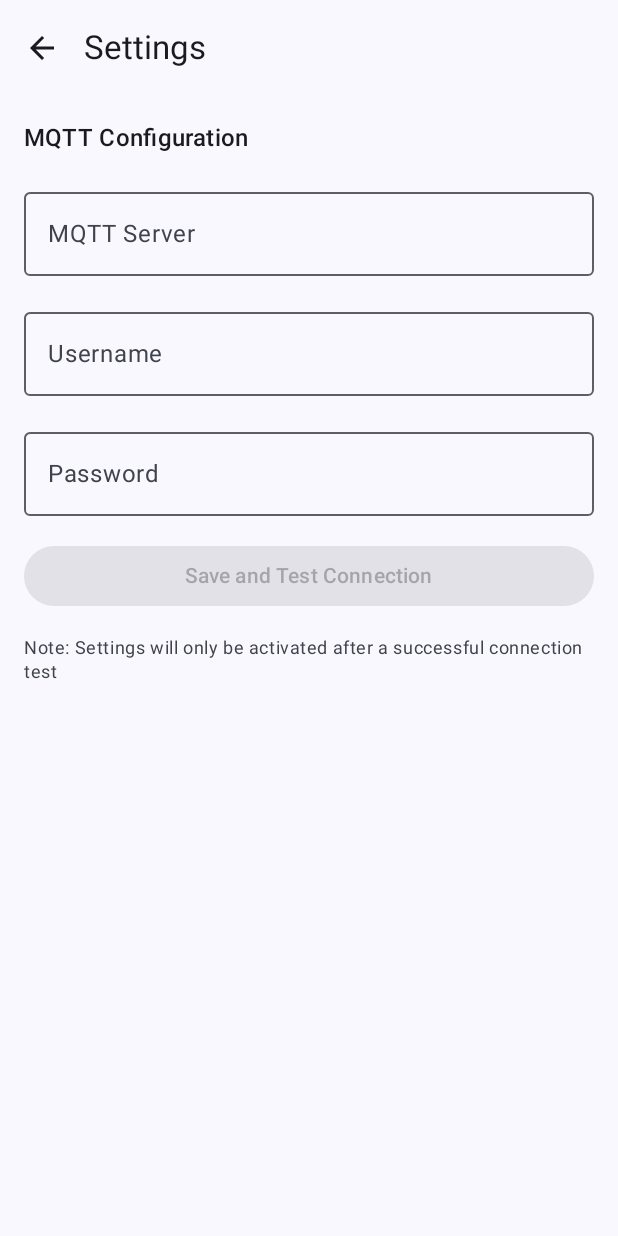
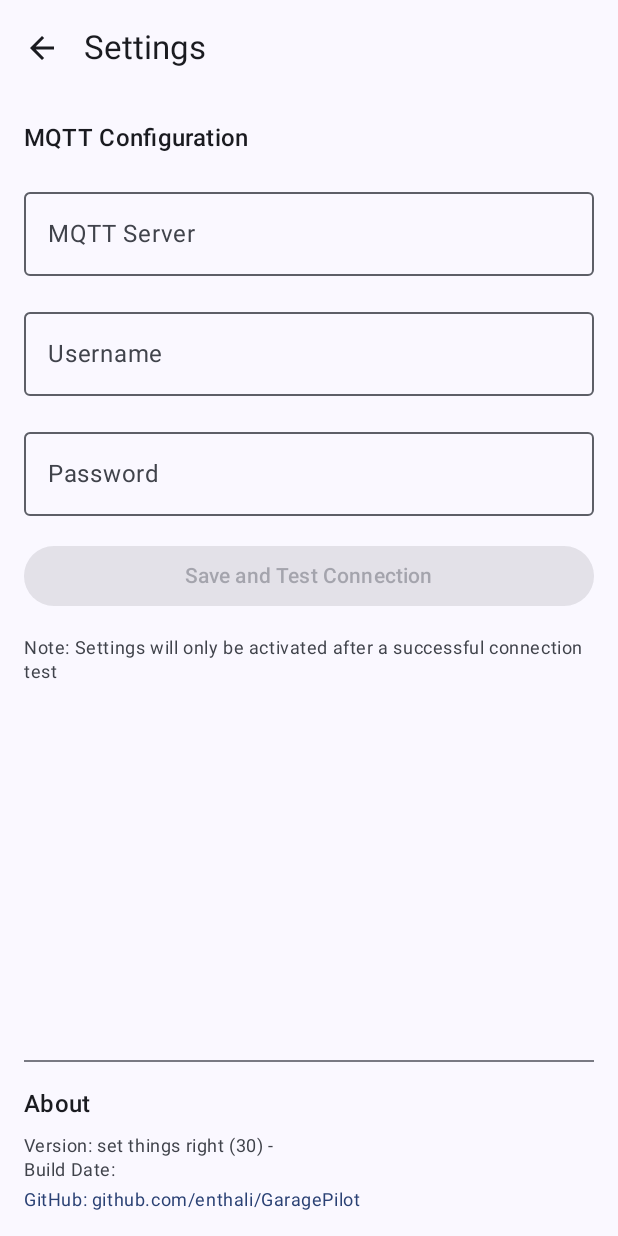
Before and after one commit to enthali/GContrl, an Android app built with Jetpack Compose: the @Preview function SettingsScreenPreview, on a phone screen of 412 x 824 dp. Run offline under Robolectric (Android 15) with nearby library versions, the phone set to English and light mode, and no system bars; libraries missing offline, so code that uses them is left out: com.hivemq.client.

Commit message:
Added version info section to settings screen
- Added BUILD_DATE field to build.gradle.kts
- Created VersionInfoSection composable with app version, build date, and GitHub link
- Added version info section at the bottom of settings screen
- Used Material Design 3 styling and proper spacing

```diff
--- a/app/src/main/java/de/drachenfels/gcontrl/ui/SettingsScreen.kt
+++ b/app/src/main/java/de/drachenfels/gcontrl/ui/SettingsScreen.kt
@@ -12,6 +12,7 @@ import androidx.compose.ui.platform.LocalContext
 import androidx.compose.ui.text.input.PasswordVisualTransformation
 import androidx.compose.ui.tooling.preview.Preview
 import androidx.compose.ui.unit.dp
+import de.drachenfels.gcontrl.BuildConfig
 import de.drachenfels.gcontrl.ui.theme.GContrlTheme
 import de.drachenfels.gcontrl.utils.LogConfig
 import de.drachenfels.gcontrl.utils.AndroidLogger
@@ -36,8 +37,6 @@ fun SettingsScreen(
     onNavigateBack: () -> Unit,
     modifier: Modifier = Modifier
 ) {
-
-
     val context = LocalContext.current
     val prefs = remember { context.getSharedPreferences(PREFS_NAME, Context.MODE_PRIVATE) }
 
@@ -104,6 +103,43 @@ fun SettingsScreen(
         onNavigateBack = onNavigateBack,
         modifier = modifier
     )
+}
+
+@Composable
+private fun VersionInfoSection() {
+    Column(
+        modifier = Modifier
+            .fillMaxWidth()
+            .padding(top = 32.dp)
+    ) {
+        Divider()
+        Spacer(modifier = Modifier.height(16.dp))
+
+        Text(
+            text = "About",
+            style = MaterialTheme.typography.titleMedium,
+            modifier = Modifier.padding(bottom = 8.dp)
+        )
+
+        Text(
+            text = "Version: ${BuildConfig.VERSION_NAME} (${BuildConfig.VERSION_CODE}) - ${BuildConfig.GIT_BRANCH}",
+            style = MaterialTheme.typography.bodySmall,
+            color = MaterialTheme.colorScheme.onSurfaceVariant
+        )
+
+        Text(
+            text = "Build Date: ${BuildConfig.BUILD_DATE}",
+            style = MaterialTheme.typography.bodySmall,
+            color = MaterialTheme.colorScheme.onSurfaceVariant
+        )
+
+        Text(
+            text = "GitHub: github.com/enthali/GaragePilot",
+            style = MaterialTheme.typography.bodySmall,
+            color = MaterialTheme.colorScheme.primary,
+            modifier = Modifier.padding(top = 4.dp)
+        )
+    }
 }
 
 @OptIn(ExperimentalMaterial3Api::class)
@@ -196,6 +232,12 @@ private fun SettingsScreenContent(
                 style = MaterialTheme.typography.bodySmall,
                 color = MaterialTheme.colorScheme.onSurfaceVariant
             )
+
+            // Add Spacer for better spacing
+            Spacer(modifier = Modifier.weight(1f))
+
+            // Add the version info section
+            VersionInfoSection()
         }
     }
 }
```
Also changed, not shown: app/build.gradle.kts (+22 -2 lines).
